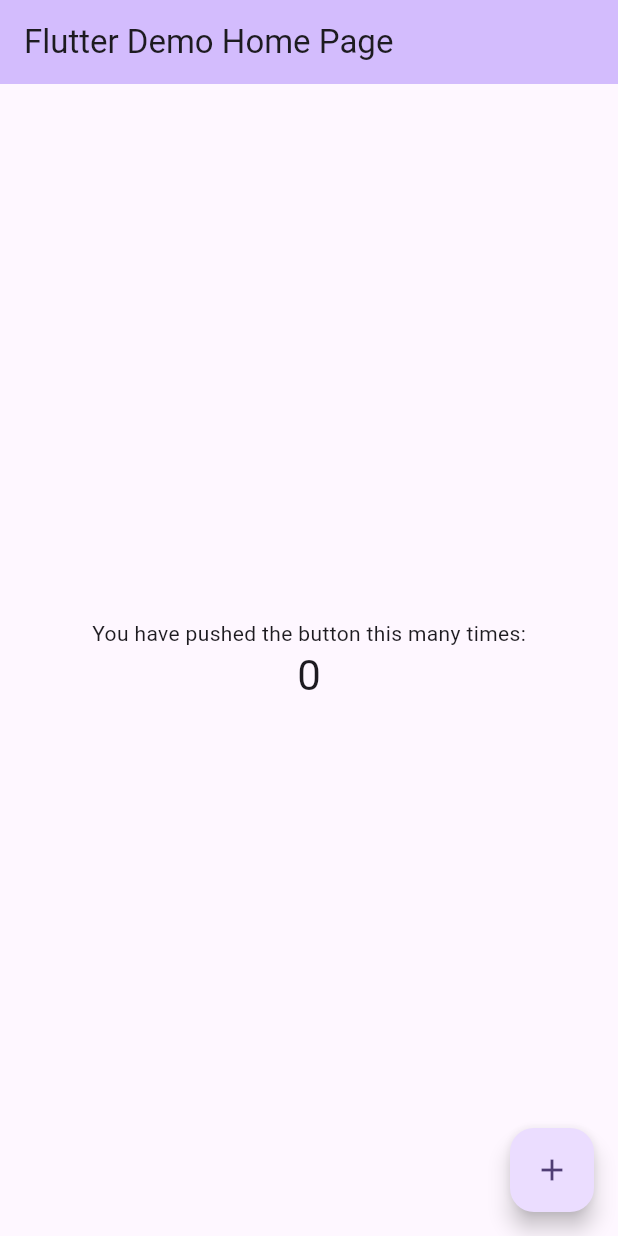
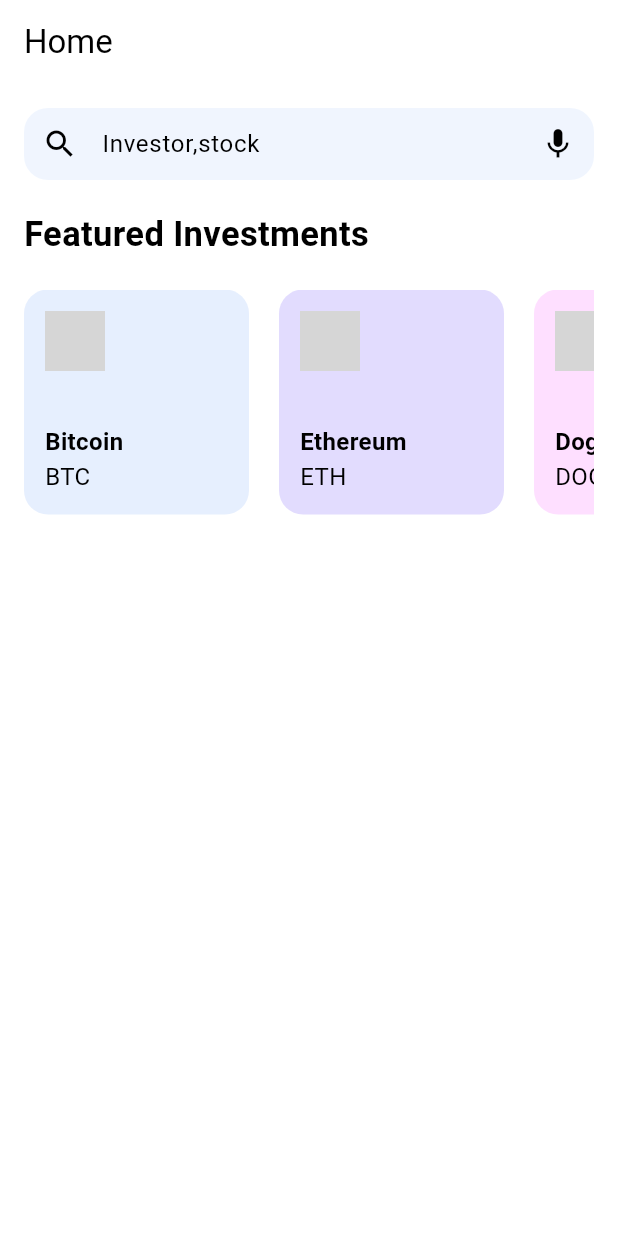
Before and after one commit to Yonkokilasi/crypto-app, a Flutter app: the screen it shows after launch, on a phone screen of 412 x 824 dp. Run offline on Flutter 3.47's test engine with Material 3 defaults, Android fonts, the phone set to English and light mode, and no system bars; our stand-ins replace flutter_screenutil, flutter_svg; network calls fail; grey boxes are pictures that could not be loaded.

Commit message:
add skeleton for files

```diff
--- /dev/null
+++ b/lib/app.dart
@@ -0,0 +1,21 @@
+import 'package:crypto_app/features/home/views/home_screen.dart';
+import 'package:crypto_app/theme.dart';
+import 'package:flutter/material.dart';
+import 'package:flutter_screenutil/flutter_screenutil.dart';
+
+class CryptoApp extends StatelessWidget {
+  const CryptoApp({super.key});
+
+  // This widget is the root of your application.
+  @override
+  Widget build(BuildContext context) {
+    return ScreenUtilInit(
+      child: MaterialApp(
+        debugShowCheckedModeBanner: false,
+        title: 'The Crypto App',
+        theme: appTheme,
+        home: const HomeScreen(),
+      ),
+    );
+  }
+}
--- /dev/null
+++ b/lib/bottom_navigation.dart
@@ -0,0 +1,15 @@
+import 'package:flutter/material.dart';
+
+class BottomNavigation extends StatefulWidget {
+  const BottomNavigation({super.key});
+
+  @override
+  State<BottomNavigation> createState() => _BottomNavigationState();
+}
+
+class _BottomNavigationState extends State<BottomNavigation> {
+  @override
+  Widget build(BuildContext context) {
+    return Container();
+  }
+}
--- /dev/null
+++ b/lib/features/home/views/asset_card.dart
@@ -0,0 +1,46 @@
+import 'package:crypto_app/theme.dart';
+import 'package:flutter/material.dart';
+
+class AssetCard extends StatelessWidget {
+  const AssetCard(
+      {super.key,
+      required this.asseturl,
+      required this.title,
+      required this.backgroundColor,
+      required this.ticker});
+  final String asseturl;
+  final String title;
+  final String ticker;
+  final Color backgroundColor;
+  @override
+  Widget build(BuildContext context) {
+    return Container(
+      width: 150,
+      height: 150,
+      padding: const EdgeInsets.all(14),
+      decoration: BoxDecoration(
+        borderRadius: BorderRadius.circular(16),
+        color: backgroundColor,
+      ),
+      child: Column(
+        crossAxisAlignment: CrossAxisAlignment.start,
+        children: [
+          Image.network(
+            asseturl,
+            height: 40,
+            width: 40,
+          ),
+          const Spacer(),
+          Text(
+            title,
+            style: const TextStyle(fontWeight: FontWeight.bold, fontSize: 16),
+          ),
+          Text(
+            ticker,
+            style: const TextStyle(fontSize: 16),
+          ),
+        ],
+      ),
+    );
+  }
+}
--- /dev/null
+++ b/lib/features/home/views/home_screen.dart
@@ -0,0 +1,85 @@
+import 'package:crypto_app/features/home/views/asset_card.dart';
+import 'package:crypto_app/theme.dart';
+import 'package:flutter/material.dart';
+import 'package:flutter_svg/svg.dart';
+
+class HomeScreen extends StatefulWidget {
+  const HomeScreen({super.key});
+
+  @override
+  State<HomeScreen> createState() => _HomeScreenState();
+}
+
+class _HomeScreenState extends State<HomeScreen> {
+  @override
+  Widget build(BuildContext context) {
+    return Scaffold(
+      appBar: AppBar(
+        title: const Text('Home'),
+      ),
+      body: Padding(
+        padding: const EdgeInsets.all(16.0),
+        child: Column(
+          crossAxisAlignment: CrossAxisAlignment.start,
+          children: [
+            TextFormField(
+              decoration: InputDecoration(
+                hintText: 'Investor,stock',
+                fillColor: AppColors.lightBlue.withOpacity(0.6),
+                filled: true,
+                contentPadding: const EdgeInsets.all(4),
+                prefixIcon: const Icon(Icons.search),
+                suffixIcon: const Icon(Icons.mic),
+                border: const OutlineInputBorder(
+                  borderSide: BorderSide.none,
+                  borderRadius: BorderRadius.all(Radius.circular(16)),
+                ),
+              ),
+            ),
+            const SizedBox(
+              height: 20,
+            ),
+            const Text(
+              'Featured Investments',
+              style: TextStyle(fontWeight: FontWeight.bold, fontSize: 23),
+            ),
+            const SizedBox(
+              height: 20,
+            ),
+            SingleChildScrollView(
+              scrollDirection: Axis.horizontal,
+              child: Row(
+                children: [
+                  AssetCard(
+                      title: 'Bitcoin',
+                      ticker: 'BTC',
+                      backgroundColor: AppColors.lightBlue,
+                      asseturl:
+                          'https://s2.coinmarketcap.com/static/img/coins/64x64/1.png'),
+                  const SizedBox(
+                    width: 20,
+                  ),
+                  AssetCard(
+                      title: 'Ethereum',
+                      ticker: 'ETH',
+                      backgroundColor: AppColors.purple,
+                      asseturl:
+                          'https://s2.coinmarketcap.com/static/img/coins/64x64/1027.png'),
+                  const SizedBox(
+                    width: 20,
+                  ),
+                  AssetCard(
+                      title: 'DogeCoin',
+                      ticker: 'DOGE',
+                      backgroundColor: AppColors.pink,
+                      asseturl:
+                          'https://s2.coinmarketcap.com/static/img/coins/64x64/74.png'),
+                ],
+              ),
+            )
+          ],
+        ),
+      ),
+    );
+  }
+}
--- a/lib/main.dart
+++ b/lib/main.dart
@@ -1,125 +1,6 @@
+import 'package:crypto_app/app.dart';
 import 'package:flutter/material.dart';
 
 void main() {
-  runApp(const MyApp());
+  runApp(const CryptoApp());
 }
-
-class MyApp extends StatelessWidget {
-  const MyApp({super.key});
-
-  // This widget is the root of your application.
-  @override
-  Widget build(BuildContext context) {
-    return MaterialApp(
-      title: 'Flutter Demo',
-      theme: ThemeData(
-        // This is the theme of your application.
-        //
-        // TRY THIS: Try running your application with "flutter run". You'll see
-        // the application has a purple toolbar. Then, without quitting the app,
-        // try changing the seedColor in the colorScheme below to Colors.green
-        // and then invoke "hot reload" (save your changes or press the "hot
-        // reload" button in a Flutter-supported IDE, or press "r" if you used
-        // the command line to start the app).
-        //
-        // Notice that the counter didn't reset back to zero; the application
-        // state is not lost during the reload. To reset the state, use hot
-        // restart instead.
-        //
-        // This works for code too, not just values: Most code changes can be
-        // tested with just a hot reload.
-        colorScheme: ColorScheme.fromSeed(seedColor: Colors.deepPurple),
-        useMaterial3: true,
-      ),
-      home: const MyHomePage(title: 'Flutter Demo Home Page'),
-    );
-  }
-}
-
-class MyHomePage extends StatefulWidget {
-  const MyHomePage({super.key, required this.title});
-
-  // This widget is the home page of your application. It is stateful, meaning
-  // that it has a State object (defined below) that contains fields that affect
-  // how it looks.
-
-  // This class is the configuration for the state. It holds the values (in this
-  // case the title) provided by the parent (in this case the App widget) and
-  // used by the build method of the State. Fields in a Widget subclass are
-  // always marked "final".
-
-  final String title;
-
-  @override
-  State<MyHomePage> createState() => _MyHomePageState();
-}
-
-class _MyHomePageState extends State<MyHomePage> {
-  int _counter = 0;
-
-  void _incrementCounter() {
-    setState(() {
-      // This call to setState tells the Flutter framework that something has
-      // changed in this State, which causes it to rerun the build method below
-      // so that the display can reflect the updated values. If we changed
-      // _counter without calling setState(), then the build method would not be
-      // called again, and so nothing would appear to happen.
-      _counter++;
-    });
-  }
-
-  @override
-  Widget build(BuildContext context) {
-    // This method is rerun every time setState is called, for instance as done
-    // by the _incrementCounter method above.
-    //
-    // The Flutter framework has been optimized to make rerunning build methods
-    // fast, so that you can just rebuild anything that needs updating rather
-    // than having to individually change instances of widgets.
-    return Scaffold(
-      appBar: AppBar(
-        // TRY THIS: Try changing the color here to a specific color (to
-        // Colors.amber, perhaps?) and trigger a hot reload to see the AppBar
-        // change color while the other colors stay the same.
-        backgroundColor: Theme.of(context).colorScheme.inversePrimary,
-        // Here we take the value from the MyHomePage object that was created by
-        // the App.build method, and use it to set our appbar title.
-        title: Text(widget.title),
-      ),
-      body: Center(
-        // Center is a layout widget. It takes a single child and positions it
-        // in the middle of the parent.
-        child: Column(
-          // Column is also a layout widget. It takes a list of children and
-          // arranges them vertically. By default, it sizes itself to fit its
-          // children horizontally, and tries to be as tall as its parent.
-          //
-          // Column has various properties to control how it sizes itself and
-          // how it positions its children. Here we use mainAxisAlignment to
-          // center the children vertically; the main axis here is the vertical
-          // axis because Columns are vertical (the cross axis would be
-          // horizontal).
-          //
-          // TRY THIS: Invoke "debug painting" (choose the "Toggle Debug Paint"
-          // action in the IDE, or press "p" in the console), to see the
-          // wireframe for each widget.
-          mainAxisAlignment: MainAxisAlignment.center,
-          children: <Widget>[
-            const Text(
-              'You have pushed the button this many times:',
-            ),
-            Text(
-              '$_counter',
-              style: Theme.of(context).textTheme.headlineMedium,
-            ),
-          ],
-        ),
-      ),
-      floatingActionButton: FloatingActionButton(
-        onPressed: _incrementCounter,
-        tooltip: 'Increment',
-        child: const Icon(Icons.add),
-      ), // This trailing comma makes auto-formatting nicer for build methods.
-    );
-  }
-}
--- /dev/null
+++ b/lib/theme.dart
@@ -0,0 +1,19 @@
+import 'package:flutter/material.dart';
+
+class AppColors {
+  static Color primaryColorDark = const Color(0xFF141d2c);
+  static Color lightBlue = const Color(0xFFe6effe);
+  static Color purple = const Color(0xFFe2dcfe);
+  static Color pink = const Color(0xFFfedfff);
+}
+
+final ThemeData appTheme = ThemeData(
+  primaryColor: Colors.white,
+  primaryColorDark: const Color(0xFF141d2c),
+  cardColor: Colors.white,
+  scaffoldBackgroundColor: Colors.white,
+  colorScheme: ColorScheme.fromSwatch(
+    primarySwatch: Colors.deepPurple,
+  ),
+  useMaterial3: true,
+);
--- a/pubspec.yaml
+++ b/pubspec.yaml
@@ -35,6 +35,10 @@ dependencies:
   # The following adds the Cupertino Icons font to your application.
   # Use with the CupertinoIcons class for iOS style icons.
   cupertino_icons: ^1.0.2
+  flutter_svg: ^2.0.10+1
+  logger: ^2.3.0
+  flutter_screenutil: ^5.9.3
+  stacked: ^3.4.3
 
 dev_dependencies:
   flutter_test:
```
Also changed, not shown: pubspec.lock.
